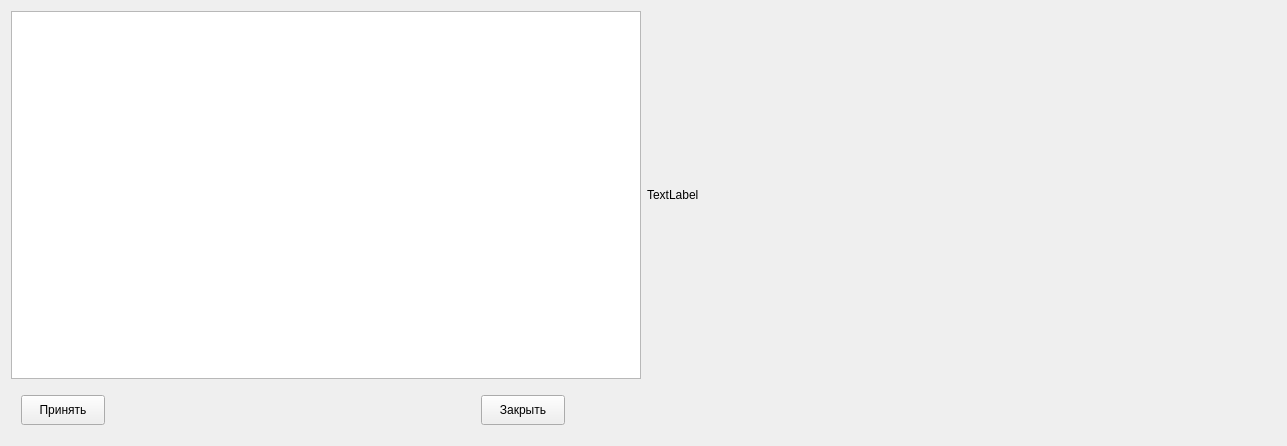
Ivanos121/ImView2_Qt6, file ImView/vent_settings.ui: the form before one commit.
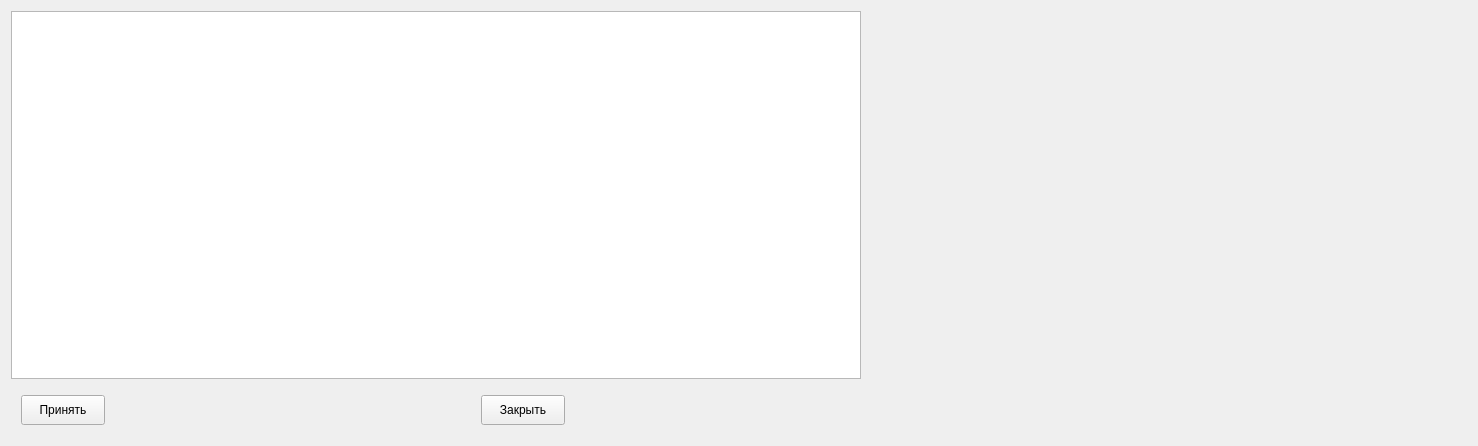
The form after the commit.

Patch:
```diff
--- a/ImView/vent_settings.ui
+++ b/ImView/vent_settings.ui
@@ -6,10 +6,22 @@
    <rect>
     <x>0</x>
     <y>0</y>
-    <width>1287</width>
+    <width>1280</width>
     <height>446</height>
    </rect>
   </property>
+  <property name="minimumSize">
+   <size>
+    <width>0</width>
+    <height>0</height>
+   </size>
+  </property>
+  <property name="maximumSize">
+   <size>
+    <width>16777215</width>
+    <height>16777215</height>
+   </size>
+  </property>
   <property name="windowTitle">
    <string>Геометрические параметры вентилятора</string>
   </property>
@@ -76,12 +88,36 @@
        <verstretch>0</verstretch>
       </sizepolicy>
      </property>
+     <property name="minimumSize">
+      <size>
+       <width>850</width>
+       <height>0</height>
+      </size>
+     </property>
     </widget>
    </item>
    <item row="0" column="1">
     <widget class="QLabel" name="label">
+     <property name="sizePolicy">
+      <sizepolicy hsizetype="Fixed" vsizetype="Preferred">
+       <horstretch>0</horstretch>
+       <verstretch>0</verstretch>
+      </sizepolicy>
+     </property>
+     <property name="minimumSize">
+      <size>
+       <width>600</width>
+       <height>0</height>
+      </size>
+     </property>
+     <property name="maximumSize">
+      <size>
+       <width>600</width>
+       <height>600</height>
+      </size>
+     </property>
      <property name="text">
-      <string>TextLabel</string>
+      <string/>
      </property>
     </widget>
    </item>
```
